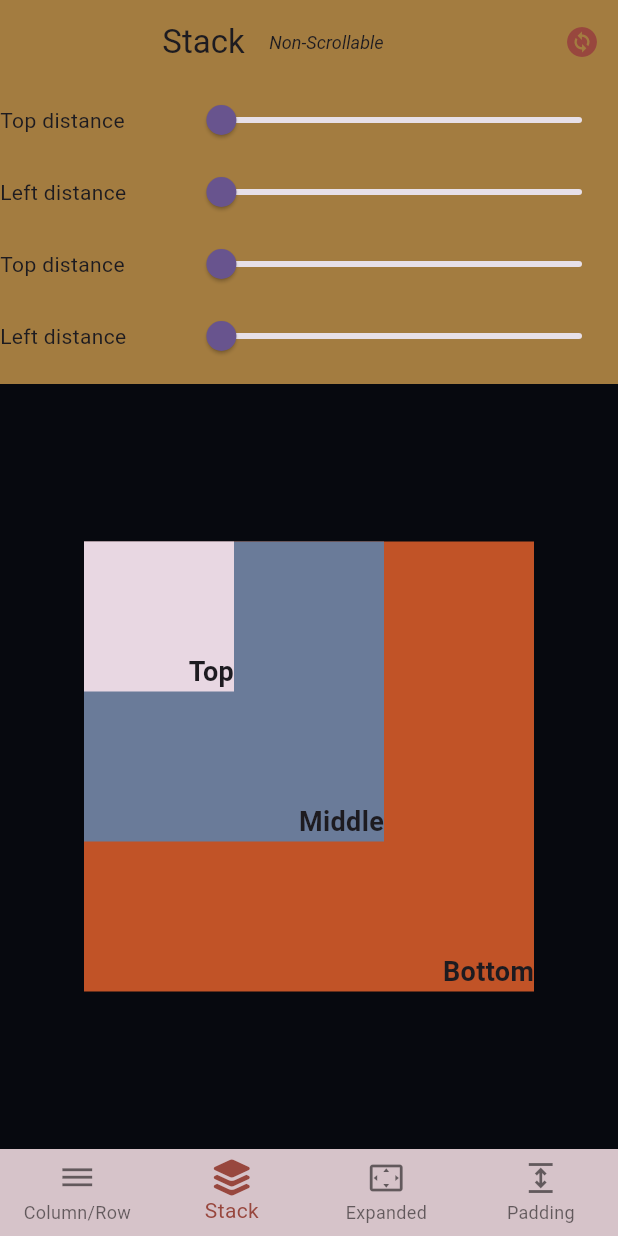
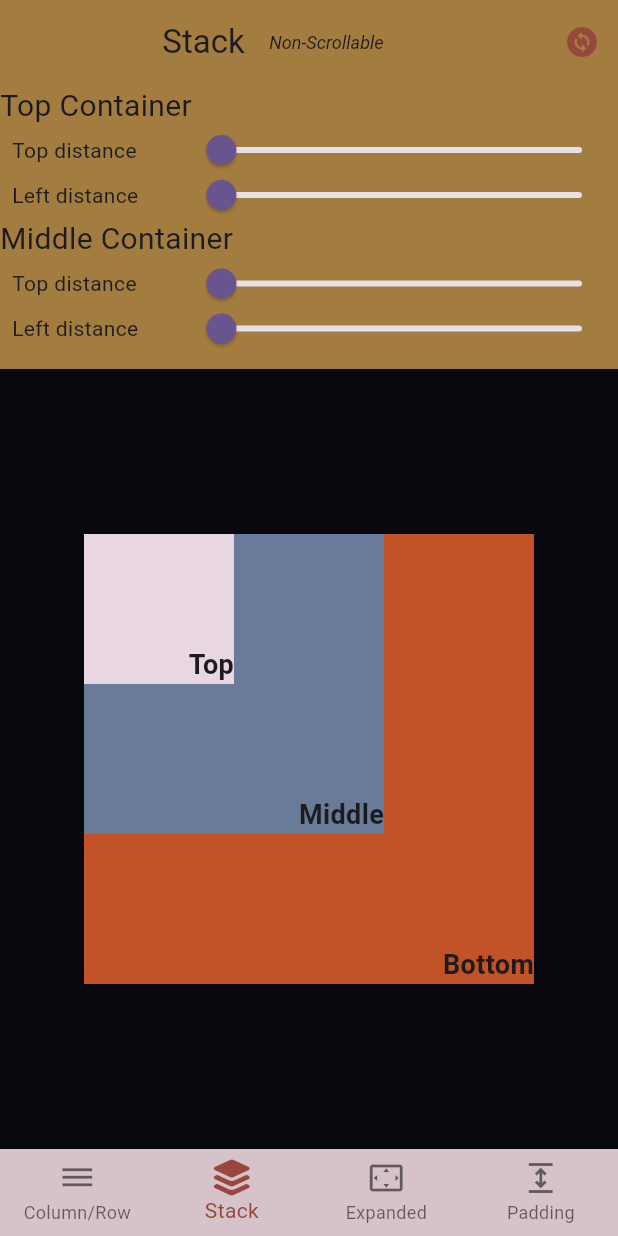
Before and after one commit to soulandbone/layout_tutorial, a Flutter app: the screen it shows after launch, item 2 of the bottom bar chosen, on a phone screen of 412 x 824 dp. Run offline on Flutter 3.47's test engine with Material 3 defaults, Android fonts, the light colour scheme and no system bars; our stand-ins replace font_awesome_flutter.

Commit message:
Final commit

```diff
--- a/lib/constants/app_strings.dart
+++ b/lib/constants/app_strings.dart
@@ -10,4 +10,8 @@ class AppStrings {
   static const kCenter = 'center';
   static const kEnd = 'end';
   static const kPaddingExample = 'Padding Example';
+  static const kTopDistance = 'Top distance';
+  static const kLeftDistance = 'Left distance';
+  static const kTopContainer = 'Top Container';
+  static const kMiddleContainer = 'Middle Container';
 }
--- a/lib/screens/stack_screen.dart
+++ b/lib/screens/stack_screen.dart
@@ -16,7 +16,7 @@ class StackScreen extends StatefulWidget implements HasLayoutGroup {
 
 class _StackScreenState extends State<StackScreen> {
   //**Size of the APPBAR VARIABLE */
-  double height = 200;
+  double height = 190;
 
   //STATE VARIABLES**************************************************
   double smallTop = 0;
--- a/lib/widgets/stack/top_stack.dart
+++ b/lib/widgets/stack/top_stack.dart
@@ -1,4 +1,5 @@
 import 'package:flutter/material.dart';
+import 'package:layout_tutorial/constants/app_strings.dart';
 
 class TopStack extends StatefulWidget {
   const TopStack({
@@ -35,15 +36,32 @@ class TopStack extends StatefulWidget {
 class _TopStackState extends State<TopStack> {
   @override
   Widget build(BuildContext context) {
+    double sliderHeight = 30;
+
     return SizedBox(
       height: widget.height,
       child: Column(
         children: [
+          Align(
+            alignment: Alignment.centerLeft,
+            child: Text(
+              AppStrings.kTopContainer,
+              style: TextStyle(fontSize: 20),
+            ),
+          ),
           Row(
             children: [
-              Expanded(flex: 3, child: Text('Top distance')),
+              Expanded(
+                flex: 3,
+                child: Padding(
+                  padding: const EdgeInsets.symmetric(horizontal: 8.0),
+                  child: Text(AppStrings.kTopDistance),
+                ),
+              ),
               Expanded(
                 flex: 7,
+                child: SizedBox(
+                  height: sliderHeight,
                   child: Slider(
                     max: widget.sliderLengthSmall,
                     value: widget.currentSmallTop,
@@ -52,13 +70,22 @@ class _TopStackState extends State<TopStack> {
                     },
                   ),
                 ),
+              ),
             ],
           ),
           Row(
             children: [
-              Expanded(flex: 3, child: Text('Left distance')),
+              Expanded(
+                flex: 3,
+                child: Padding(
+                  padding: const EdgeInsets.symmetric(horizontal: 8.0),
+                  child: Text(AppStrings.kLeftDistance),
+                ),
+              ),
               Expanded(
                 flex: 7,
+                child: SizedBox(
+                  height: sliderHeight,
                   child: Slider(
                     max: widget.sliderLengthSmall,
                     value: widget.currentSmallLeft,
@@ -67,13 +94,29 @@ class _TopStackState extends State<TopStack> {
                     },
                   ),
                 ),
+              ),
             ],
+          ),
+          Align(
+            alignment: Alignment.centerLeft,
+            child: Text(
+              AppStrings.kMiddleContainer,
+              style: TextStyle(fontSize: 20),
+            ),
           ),
           Row(
             children: [
-              Expanded(flex: 3, child: Text('Top distance')),
+              Expanded(
+                flex: 3,
+                child: Padding(
+                  padding: const EdgeInsets.symmetric(horizontal: 8.0),
+                  child: Text(AppStrings.kTopDistance),
+                ),
+              ),
               Expanded(
                 flex: 7,
+                child: SizedBox(
+                  height: sliderHeight,
                   child: Slider(
                     max: widget.sliderLengthMedium,
                     value: widget.currentMediumTop,
@@ -82,19 +125,29 @@ class _TopStackState extends State<TopStack> {
                     },
                   ),
                 ),
+              ),
             ],
           ),
           Row(
             children: [
-              Expanded(flex: 3, child: Text('Left distance')),
+              Expanded(
+                flex: 3,
+                child: Padding(
+                  padding: const EdgeInsets.symmetric(horizontal: 8.0),
+                  child: Text(AppStrings.kLeftDistance),
+                ),
+              ),
               Expanded(
                 flex: 7,
+                child: SizedBox(
+                  height: sliderHeight,
                   child: Slider(
                     max: widget.sliderLengthMedium,
                     value: widget.currentMediumLeft,
                     onChanged: (value) {
                       widget.onChangeMediumLeft(value);
                     },
+                  ),
                 ),
               ),
             ],
```
Lines whose indentation alone changed are shown as unchanged.
